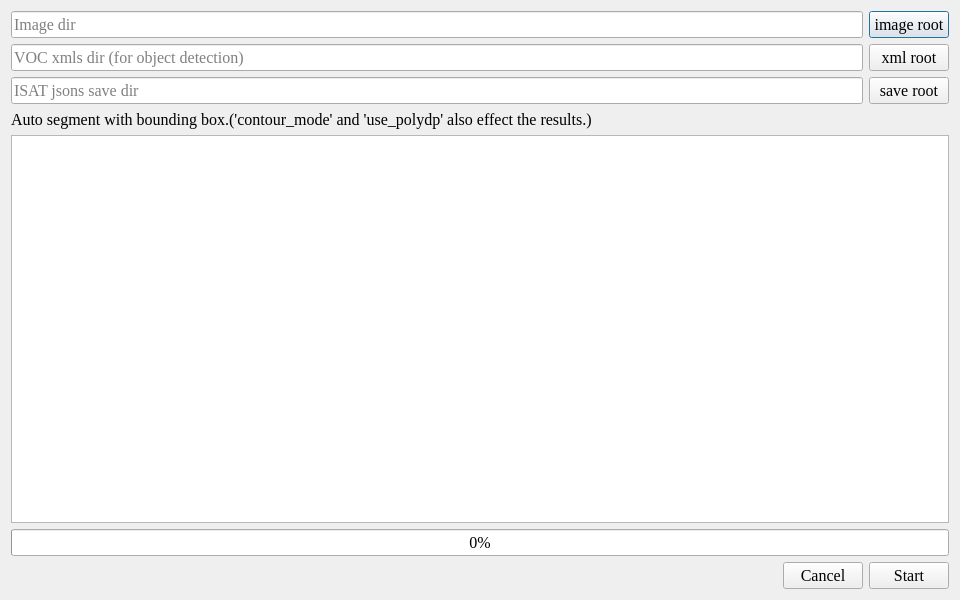
The window that ISAT/ui/auto_segment.ui (yatengLG/ISAT_with_segment_anything) describes before a commit, drawn with Qt 5.
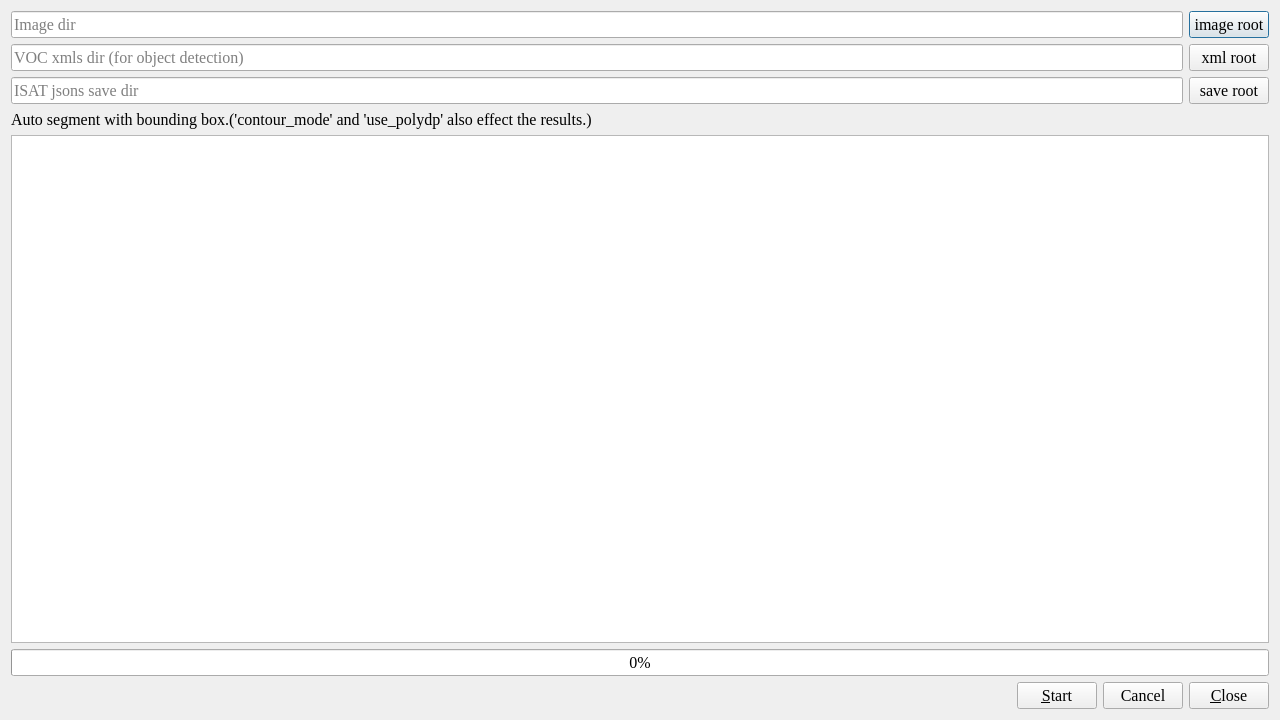
The same window after the commit.

```diff
--- a/ISAT/ui/auto_segment.ui
+++ b/ISAT/ui/auto_segment.ui
@@ -6,8 +6,8 @@
    <rect>
     <x>0</x>
     <y>0</y>
-    <width>960</width>
-    <height>600</height>
+    <width>1280</width>
+    <height>720</height>
    </rect>
   </property>
   <property name="font">
@@ -174,6 +174,13 @@
         </property>
        </spacer>
       </item>
+      <item>
+       <widget class="QPushButton" name="pushButton_start">
+        <property name="text">
+         <string>&amp;Start</string>
+        </property>
+       </widget>
+      </item>
       <item>
        <widget class="QPushButton" name="pushButton_cancel">
         <property name="text">
@@ -182,9 +189,9 @@
        </widget>
       </item>
       <item>
-       <widget class="QPushButton" name="pushButton_start">
+       <widget class="QPushButton" name="pushButton_close">
         <property name="text">
-         <string>Start</string>
+         <string>&amp;Close</string>
         </property>
        </widget>
       </item>
```
